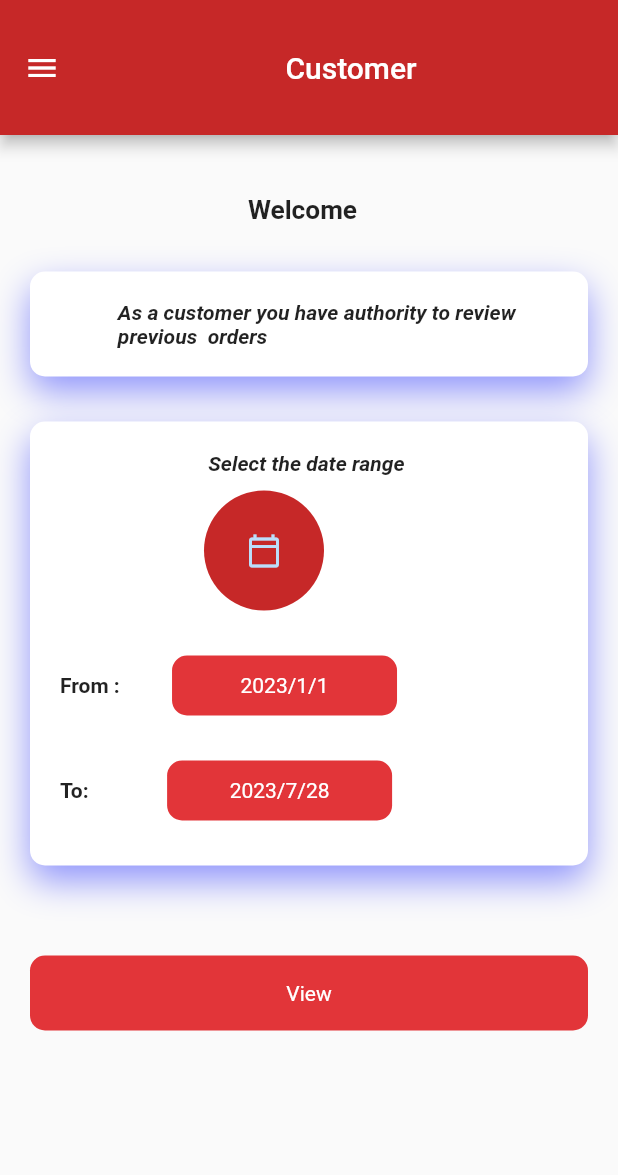
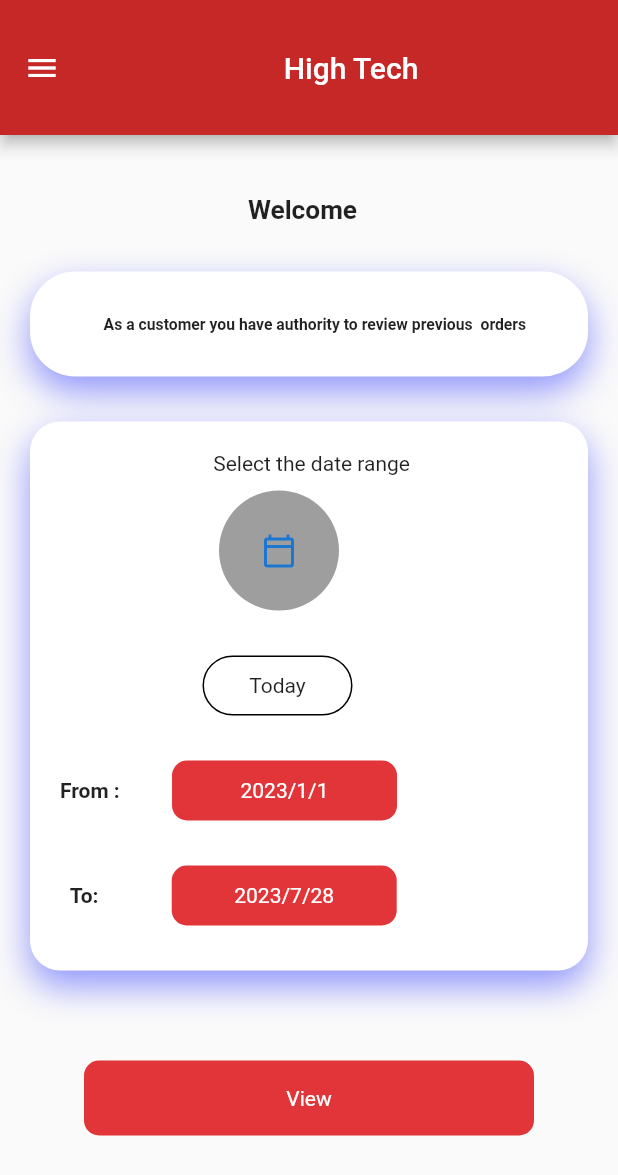
Before and after one commit to vivek-design/HighTechMetals_app, a Flutter app: the Customer_fornt screen opened by its route, on a phone screen of 412 x 824 dp. Shown: the top 1175 px of the screen. Run offline on Flutter 3.47's test engine with Material 2 defaults, Android fonts, the phone set to English and light mode, and no system bars; our stand-ins replace connectivity, csv, curved_navigation_bar, dio, file_picker, firebase_auth and 9 more; missing offline and left inert: dart:ffi, excel; accounts and stored records are empty.

Commit message:
today in customer added

```diff
--- a/basic/lib/customer/customer_front.dart
+++ b/basic/lib/customer/customer_front.dart
@@ -3,6 +3,7 @@ import 'package:connectivity/connectivity.dart';
 import 'package:firebase_auth/firebase_auth.dart';
 import 'package:firebase_database/ui/firebase_animated_list.dart';
 import 'package:flutter/material.dart';
+import 'package:flutter_local_notifications/flutter_local_notifications.dart';
 import 'package:velocity_x/velocity_x.dart';
 import 'package:basic/Uitilities/auth.dart';
 import 'package:basic/Uitilities/col.dart';
@@ -33,14 +34,18 @@ class _Customer_forntState extends State<Customer_fornt> {
   @override
   Future<bool> findUsername() async {
     User? user = await FirebaseAuth.instance.currentUser;
-    DatabaseReference _dbref =
-       await FirebaseDatabase.instance.ref().child("Customer").child(user!.uid);
+    DatabaseReference _dbref = await FirebaseDatabase.instance
+        .ref()
+        .child("Customer")
+        .child(user!.uid);
     DatabaseEvent dbenvent = await _dbref.once();
     // print(dbenvent.snapshot.value);
     Map<dynamic, dynamic>? map = await dbenvent.snapshot.value as Map?;
     Username = await map!['Name'];
     return true;
   }
+
+  bool is_today = false;
 
   void initState() {
     Connectivity().onConnectivityChanged.listen((ConnectivityResult result) {
@@ -61,25 +66,23 @@ class _Customer_forntState extends State<Customer_fornt> {
   Widget build(BuildContext context) {
     final start = dateRange.start;
     final end = dateRange.end;
-    return
-
-
-    FutureBuilder(
+    return FutureBuilder(
         future: findUsername(),
         builder: (context, snapshot) {
           if (snapshot.hasData) {
-
-            return  Scaffold(
+            return Scaffold(
               appBar: AppBar(
                 title: Center(
-          child: "Customer".text.make(),
+                  child: "High Tech".text.make(),
                 ),
                 toolbarHeight: 90,
                 backgroundColor: rang.always,
               ),
               body: SafeArea(
+                child: Expanded(
+                  child: SingleChildScrollView(
                     child: Container(
-          height: double.infinity,
+                      // height: double.infinity,
                       padding: EdgeInsets.all(20),
                       child: Column(
                         children: [
@@ -88,7 +91,11 @@ class _Customer_forntState extends State<Customer_fornt> {
                           ),
                           Container(
                             child: Center(
-                  child: "Welcome  ${Username}".text.xl.bold.make(),
+                              child: "Welcome  ${Username}"
+                                  .text
+                                  .xl
+                                  .semiBold
+                                  .make(),
                             ),
                           ),
                           SizedBox(
@@ -99,7 +106,7 @@ class _Customer_forntState extends State<Customer_fornt> {
                             width: double.infinity,
                             decoration: BoxDecoration(
                                 color: Colors.white,
-                    borderRadius: BorderRadius.circular(10),
+                                borderRadius: BorderRadius.circular(30),
                                 boxShadow: [
                                   BoxShadow(
                                       color: Color.fromRGBO(143, 148, 251, 1),
@@ -108,10 +115,10 @@ class _Customer_forntState extends State<Customer_fornt> {
                                 ]),
                             child: Center(
                               child:
-                      "    As a customer you have authority to review \n    previous  orders "
+                                  "    As a customer you have authority to review previous  orders "
                                       .text
                                       .semiBold
-                          .italic
+                                      .xs
                                       .make(),
                             ),
                           ),
@@ -121,7 +128,7 @@ class _Customer_forntState extends State<Customer_fornt> {
                           Container(
                             decoration: BoxDecoration(
                                 color: Colors.white,
-                    borderRadius: BorderRadius.circular(10),
+                                borderRadius: BorderRadius.circular(20),
                                 boxShadow: [
                                   BoxShadow(
                                       color: Color.fromRGBO(143, 148, 251, 1),
@@ -132,8 +139,7 @@ class _Customer_forntState extends State<Customer_fornt> {
                               children: [
                                 20.heightBox,
                                 Container(
-                      child:
-                          "Select the date range ".text.semiBold.italic.make(),
+                                  child: "  Select the date range ".text.make(),
                                 ),
                                 SizedBox(
                                   height: 10,
@@ -149,6 +155,7 @@ class _Customer_forntState extends State<Customer_fornt> {
                                           SizedBox(
                                             width: 30,
                                           ),
+                                          10.widthBox,
                                           InkWell(
                                             onTap: () {
                                               pickDateRange();
@@ -156,9 +163,11 @@ class _Customer_forntState extends State<Customer_fornt> {
                                             child: Container(
                                               height: 80,
                                               width: 80,
+
                                               child: CircleAvatar(
-                                    child: Icon(Icons.calendar_today_outlined),
-                                    backgroundColor: rang.always,
+                                                child: Icon(Icons
+                                                    .calendar_today_outlined),
+                                                backgroundColor: Colors.grey,
                                                 radius: 5,
                                               ),
                                               // child: CircualrIcon(Icons.calendar_today_outlined,
@@ -171,9 +180,35 @@ class _Customer_forntState extends State<Customer_fornt> {
                                   ],
                                 ),
                                 30.heightBox,
-
                                 Row(
-                            children:[
+                                  children: [
+                                    115.widthBox,
+                                    InkWell(
+                                      onTap: () {
+                                        setState(() {
+                                          is_today = !is_today;
+                                          dateRange = new DateTimeRange(
+                                              start: DateTime.now(), end: DateTime.now());
+                                        });
+                                      },
+                                      child: Container(
+                                        height: 40,
+                                        width: 100,
+                                        child: Center(child: Text("Today")),
+                                        decoration: BoxDecoration(
+                                          color: is_today
+                                              ? rang.always
+                                              : Colors.white,
+                                          borderRadius:
+                                              BorderRadius.circular(20),
+                                          border: Border.all(),
+                                        ),
+                                      ),
+                                    ),
+                                  ],
+                                ),
+                                30.heightBox,
+                                Row(children: [
                                   20.widthBox,
                                   "From :          ".text.bold.make(),
                                   Container(
@@ -193,16 +228,11 @@ class _Customer_forntState extends State<Customer_fornt> {
 
                                     // / Background color
                                   ),
-
-                            ]
-                          ),
-
+                                ]),
                                 30.heightBox,
-
-                           Row(
-                            children:[
+                                Row(children: [
                                   20.widthBox,
-                              "To:               ".text.bold.make(),
+                                  "  To:              ".text.bold.make(),
                                   Container(
                                     width: 150,
                                     height: 40,
@@ -219,15 +249,7 @@ class _Customer_forntState extends State<Customer_fornt> {
                                     )),
                                     // / Background color
                                   ),
-
-                            ]
-                          ),
-
-
-
-
-
-
+                                ]),
                                 SizedBox(
                                   height: 30,
                                 ),
@@ -241,10 +263,12 @@ class _Customer_forntState extends State<Customer_fornt> {
                                   context,
                                   MaterialPageRoute(
                                       builder: (context) => Show_detail(
-                              username: Username, dateTimeRange: dateRange))),
+                                          username: Username,
+                                          dateTimeRange: dateRange))),
                             },
                             child: Container(
                               height: 50,
+                              width: 300,
                               decoration: BoxDecoration(
                                   borderRadius: BorderRadius.circular(10),
                                   gradient: LinearGradient(colors: [
@@ -260,6 +284,8 @@ class _Customer_forntState extends State<Customer_fornt> {
                             ),
                           ),
                         ],
+                      ),
+                    ),
                   ),
                 ),
               ),
@@ -285,9 +311,8 @@ class _Customer_forntState extends State<Customer_fornt> {
                   ]),
                 ),
               ),
-
             );
-          }else{
+          } else {
             return Scaffold(
               body: Container(
                   child: Center(
@@ -299,7 +324,6 @@ class _Customer_forntState extends State<Customer_fornt> {
           }
         });
   }
-
 
   Future pickDateRange() async {
     DateTimeRange? newDateRange = await showDateRangePicker(
--- a/basic/lib/owner/manageaccount.dart
+++ b/basic/lib/owner/manageaccount.dart
@@ -34,6 +34,8 @@ class _manage_account_ownerState extends State<manage_account_owner> {
   List<AppUserDummy> Employee = [];
 
   Future<bool> GetData() async {
+    customers.clear();
+    Employee.clear();
     DatabaseReference databaseReference =
         await FirebaseDatabase.instance.ref().child('Customer');
     await databaseReference.onValue.listen((event) {
@@ -102,7 +104,7 @@ class _manage_account_ownerState extends State<manage_account_owner> {
         print(Employee);
       }
     });
-    await Future.delayed(Duration(seconds: 2));
+    await Future.delayed(Duration(seconds: 1));
 
     return true;
   }
@@ -111,7 +113,7 @@ class _manage_account_ownerState extends State<manage_account_owner> {
 
   @override
   void initState() {
-     Connectivity().onConnectivityChanged.listen((ConnectivityResult result) {
+    Connectivity().onConnectivityChanged.listen((ConnectivityResult result) {
       if (result == ConnectivityResult.none) {
         // Navigate to NoInternetPage if there is no internet connection
         print("IN there");
--- a/basic/lib/pages/EmailaVerification.dart
+++ b/basic/lib/pages/EmailaVerification.dart
@@ -19,7 +19,8 @@ class _emailverifiedState extends State<emailverified> {
   @override
   Widget build(BuildContext context) {
     return Scaffold(
-        body: SafeArea(
+        body: SingleChildScrollView(
+          child: SafeArea(
               child: Column(children: [
           Container(
             height: 400,
@@ -103,7 +104,7 @@ class _emailverifiedState extends State<emailverified> {
           Container(
                   padding: EdgeInsets.all(20),
                   child: Center(
-                  child: Text("We have sent you an email verification on your  \n   registered mail  ",
+                    child: Text("We have sent you an email verification on your  \n   registered Email ",
                         style: TextStyle(
                           fontSize: 15,
                           color:   Color.fromRGBO(226, 53, 57, 1),
@@ -121,7 +122,7 @@ class _emailverifiedState extends State<emailverified> {
            Container(
                   padding: EdgeInsets.all(20),
                   child: Center(
-                  child: Text("In case not recieved click below   ",
+                    child: Text("In case not received click below   ",
                         style: TextStyle(
                           fontSize: 15,
                           color: rang.always,
@@ -189,6 +190,7 @@ class _emailverifiedState extends State<emailverified> {
             child: const Text('Login' ),
           ),
               ]),
+            ),
         ));
   }
 }
```
Lines whose indentation alone changed are shown as unchanged.
